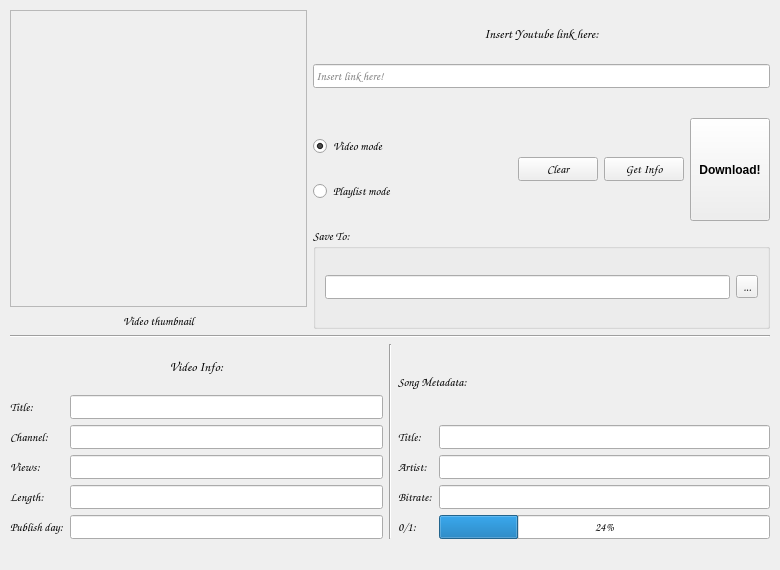
Before: the Qt Designer form youtube2mp3.ui in quyendaoqt707/Youtube2Mp3_GUI, drawn with Qt 5.
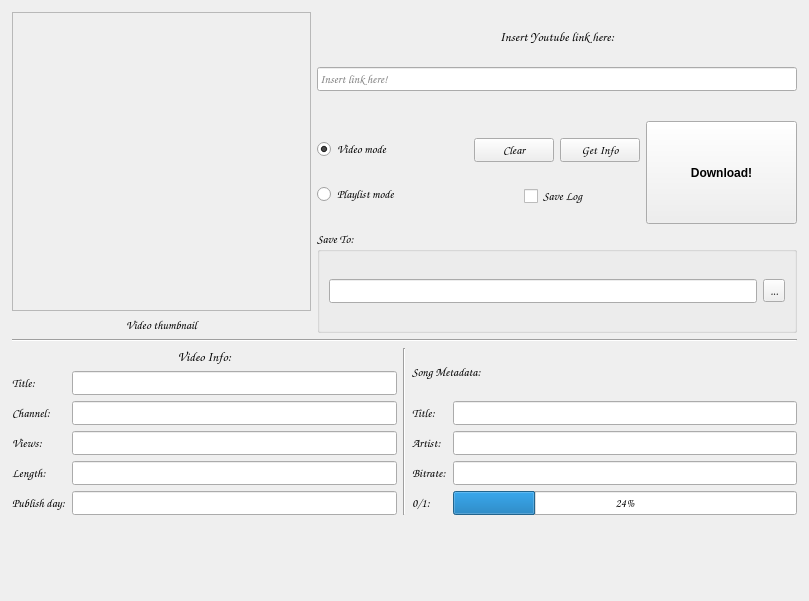
After: the same form once the commit is applied. Icons and pictures are not drawn.

```diff
--- a/youtube2mp3.ui
+++ b/youtube2mp3.ui
@@ -6,10 +6,16 @@
    <rect>
     <x>0</x>
     <y>0</y>
-    <width>780</width>
-    <height>570</height>
+    <width>809</width>
+    <height>601</height>
    </rect>
   </property>
+  <property name="maximumSize">
+   <size>
+    <width>950</width>
+    <height>650</height>
+   </size>
+  </property>
   <property name="font">
    <font>
     <family>Comic Sans MS</family>
@@ -32,18 +38,24 @@
    </size>
   </property>
   <widget class="QWidget" name="centralwidget">
-   <layout class="QGridLayout" name="gridLayout">
+   <property name="sizePolicy">
+    <sizepolicy hsizetype="Fixed" vsizetype="Fixed">
+     <horstretch>0</horstretch>
+     <verstretch>0</verstretch>
+    </sizepolicy>
+   </property>
+   <layout class="QFormLayout" name="formLayout_3">
     <property name="leftMargin">
-     <number>10</number>
+     <number>12</number>
     </property>
     <property name="topMargin">
-     <number>10</number>
+     <number>12</number>
     </property>
     <property name="rightMargin">
-     <number>10</number>
+     <number>12</number>
     </property>
     <property name="bottomMargin">
-     <number>10</number>
+     <number>12</number>
     </property>
     <item row="0" column="0">
      <layout class="QVBoxLayout" name="verticalLayout_6">
@@ -51,8 +63,8 @@
        <widget class="QFrame" name="frame">
         <property name="minimumSize">
          <size>
-          <width>256</width>
-          <height>256</height>
+          <width>295</width>
+          <height>295</height>
          </size>
         </property>
         <property name="frameShape">
@@ -80,15 +92,15 @@
             <bool>true</bool>
            </property>
            <property name="sizePolicy">
-            <sizepolicy hsizetype="Minimum" vsizetype="Minimum">
+            <sizepolicy hsizetype="Maximum" vsizetype="Maximum">
              <horstretch>0</horstretch>
              <verstretch>0</verstretch>
             </sizepolicy>
            </property>
            <property name="minimumSize">
             <size>
-             <width>295</width>
-             <height>295</height>
+             <width>297</width>
+             <height>297</height>
             </size>
            </property>
            <property name="maximumSize">
@@ -127,7 +139,7 @@
      </layout>
     </item>
     <item row="0" column="1">
-     <layout class="QVBoxLayout" name="verticalLayout_7">
+     <layout class="QVBoxLayout" name="verticalLayout_8">
       <item>
        <layout class="QVBoxLayout" name="verticalLayout_4">
         <item>
@@ -182,6 +194,8 @@
          </layout>
         </item>
         <item>
+         <layout class="QVBoxLayout" name="verticalLayout_7">
+          <item>
          <layout class="QHBoxLayout" name="horizontalLayout">
           <item>
            <widget class="QPushButton" name="clearButton">
@@ -197,6 +211,17 @@
             </property>
            </widget>
           </item>
+           </layout>
+          </item>
+          <item alignment="Qt::AlignHCenter">
+           <widget class="QCheckBox" name="saveLogCheckbox">
+            <property name="text">
+             <string>Save Log</string>
+            </property>
+           </widget>
+          </item>
+         </layout>
+        </item>
           <item>
            <widget class="QPushButton" name="downloadButton">
             <property name="sizePolicy">
@@ -235,8 +260,6 @@
              </size>
             </property>
            </widget>
-          </item>
-         </layout>
         </item>
        </layout>
       </item>
```
Lines whose indentation alone changed are shown as unchanged.
